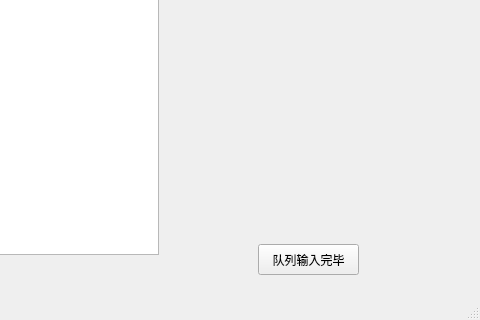
Old version of the form GUI/pyqt/test_ui_version_0.00.ui in the repository buaanostop/-; both pictures show x 542 to 1022 and y 309 to 629 of the 1022 by 629 pixel window.
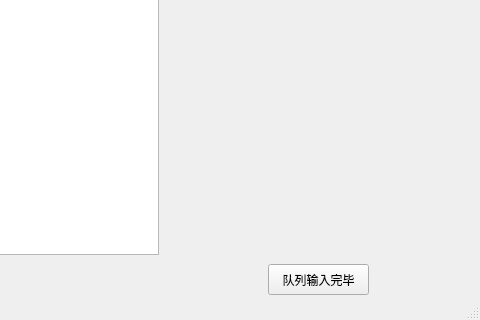
New version of the form.

```diff
--- a/GUI/pyqt/test_ui_version_0.00.ui
+++ b/GUI/pyqt/test_ui_version_0.00.ui
@@ -102,8 +102,8 @@
    <widget class="QPushButton" name="finishInputButton">
     <property name="geometry">
      <rect>
-      <x>800</x>
-      <y>530</y>
+      <x>810</x>
+      <y>550</y>
       <width>101</width>
       <height>31</height>
      </rect>
```
